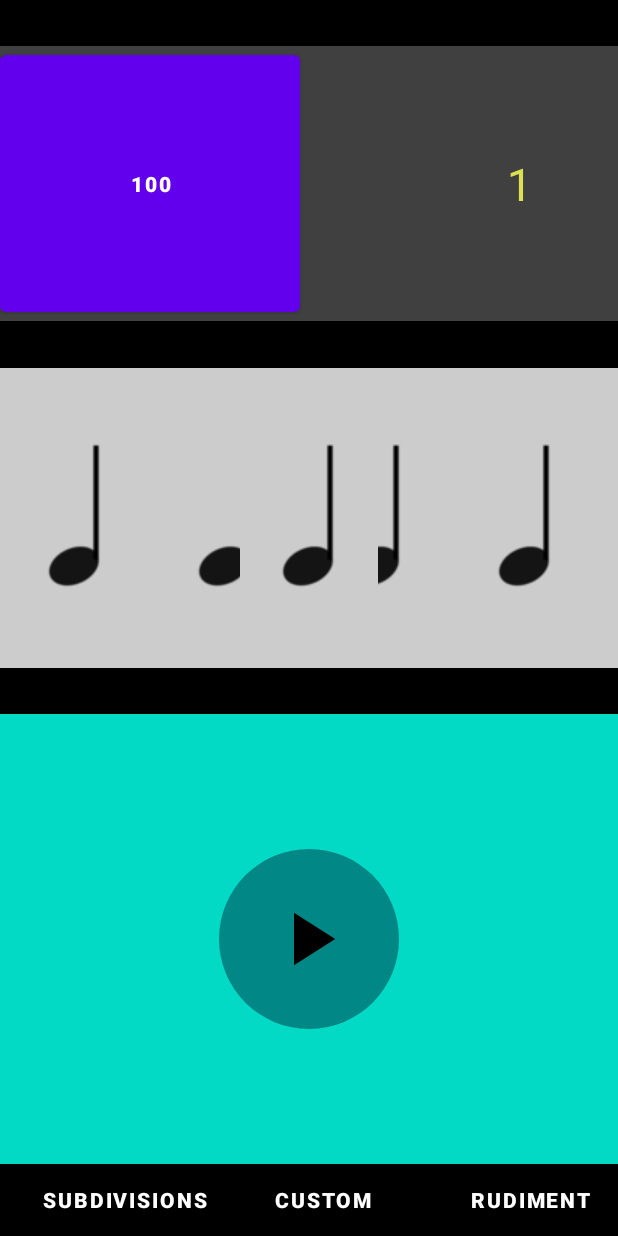
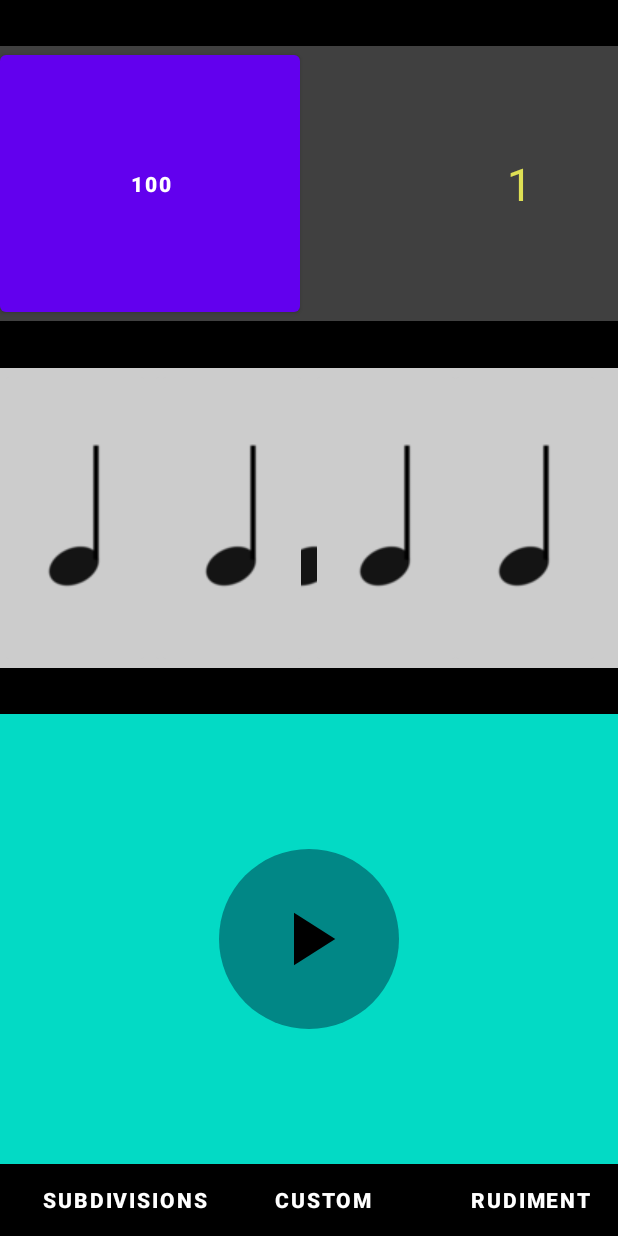
Before and after one commit to tcollins6049/CustoMet, an Android app: the layout activity_mainmet.xml on its own in the app's theme, with its tools: preview values and no code run, on a phone screen of 412 x 824 dp. Run offline under Robolectric (Android 15) with nearby library versions, the phone set to English and light mode, and no system bars.

Commit message:
Added 8th note images.

```diff
--- a/app/src/main/java/com/example/metronomni/MainActivity.java
+++ b/app/src/main/java/com/example/metronomni/MainActivity.java
@@ -205,24 +205,32 @@ public class MainActivity extends Activity {
         ImageButton fourth16thNoteButton = (ImageButton) findViewById(R.id.Fourth16thNote);
         ImageButton third16thNoteButton = (ImageButton) findViewById(R.id.Third16thNote);
         ImageButton onlyQuarterNoteButton = (ImageButton) findViewById(R.id.OnlyQuarterNote);
+        ImageButton first8thNoteButton = (ImageButton) findViewById(R.id.firstEighthNote);
+        ImageButton second8thNoteButton = (ImageButton) findViewById(R.id.secondEighthNote);
         if (quarterSubStatus) {
             first16thNoteButton.setVisibility(View.GONE);
             second16thNoteButton.setVisibility(View.GONE);
             third16thNoteButton.setVisibility(View.GONE);
             fourth16thNoteButton.setVisibility(View.GONE);
             onlyQuarterNoteButton.setVisibility(View.VISIBLE);
+            first8thNoteButton.setVisibility(View.GONE);
+            second8thNoteButton.setVisibility(View.GONE);
         } else if (eighthSubStatus) {
             first16thNoteButton.setVisibility(View.GONE);
             second16thNoteButton.setVisibility(View.GONE);
             third16thNoteButton.setVisibility(View.GONE);
             fourth16thNoteButton.setVisibility(View.GONE);
             onlyQuarterNoteButton.setVisibility(View.GONE);
+            first8thNoteButton.setVisibility(View.VISIBLE);
+            second8thNoteButton.setVisibility(View.VISIBLE);
         } else if (sixteenthSubStatus) {
             first16thNoteButton.setVisibility(View.VISIBLE);
             second16thNoteButton.setVisibility(View.VISIBLE);
             third16thNoteButton.setVisibility(View.VISIBLE);
             fourth16thNoteButton.setVisibility(View.VISIBLE);
             onlyQuarterNoteButton.setVisibility(View.GONE);
+            first8thNoteButton.setVisibility(View.GONE);
+            second8thNoteButton.setVisibility(View.GONE);
         }
 
     }
--- a/app/src/main/res/layout/activity_mainmet.xml
+++ b/app/src/main/res/layout/activity_mainmet.xml
@@ -7,6 +7,7 @@
     android:background="@color/black"
     tools:context=".MainActivity">
 
+    <!-- Contains buttons that access different views -->
     <androidx.constraintlayout.widget.ConstraintLayout
         android:id="@+id/tabSelector"
         android:layout_width="match_parent"
@@ -29,12 +30,12 @@
             android:textAlignment="center"
             android:textStyle="bold"
             app:layout_constraintBottom_toBottomOf="parent"
-            app:layout_constraintEnd_toStartOf="@+id/button"
+            app:layout_constraintEnd_toStartOf="@+id/toCustomButton"
             app:layout_constraintStart_toStartOf="parent"
             app:layout_constraintTop_toTopOf="parent" />
 
         <Button
-            android:id="@+id/button"
+            android:id="@+id/toCustomButton"
             android:layout_width="100dp"
             android:layout_height="wrap_content"
             android:layout_marginStart="10dp"
@@ -49,7 +50,7 @@
             app:layout_constraintTop_toTopOf="parent" />
 
         <Button
-            android:id="@+id/button2"
+            android:id="@+id/toRudimentButton"
             android:layout_width="115dp"
             android:layout_height="wrap_content"
             android:layout_marginStart="30dp"
@@ -61,7 +62,7 @@
             android:textStyle="bold"
             app:layout_constraintBottom_toBottomOf="parent"
             app:layout_constraintEnd_toEndOf="parent"
-            app:layout_constraintStart_toEndOf="@+id/button"
+            app:layout_constraintStart_toEndOf="@+id/toCustomButton"
             app:layout_constraintTop_toTopOf="parent"
             app:layout_constraintVertical_bias="0.0" />
 
@@ -107,7 +108,7 @@
         app:layout_constraintStart_toStartOf="parent"
         app:layout_constraintTop_toBottomOf="@+id/headerArea">
 
-         <ImageButton
+          <ImageButton
             android:id="@+id/First16thNote"
             android:layout_width="100dp"
             android:layout_height="match_parent"
@@ -163,6 +164,37 @@
             app:layout_constraintTop_toTopOf="parent">
 
         </ImageButton>
+        <ImageButton
+            android:id="@+id/firstEighthNote"
+            android:layout_width="100dp"
+            android:layout_height="match_parent"
+            android:layout_marginStart="1dp"
+            android:layout_marginEnd="105dp"
+            android:backgroundTint="@color/gray"
+            android:gravity="center"
+            android:src="@drawable/testing4"
+            app:layout_constraintBottom_toBottomOf="parent"
+            app:layout_constraintEnd_toEndOf="parent"
+            app:layout_constraintStart_toEndOf="@+id/secondEighthNote"
+            app:layout_constraintTop_toTopOf="parent">
+
+        </ImageButton>
+
+        <ImageButton
+            android:id="@+id/secondEighthNote"
+            android:layout_width="100dp"
+            android:layout_height="match_parent"
+            android:layout_marginStart="105dp"
+            android:layout_marginEnd="1dp"
+            android:backgroundTint="@color/gray"
+            android:gravity="center"
+            android:src="@drawable/testing4"
+            app:layout_constraintBottom_toBottomOf="parent"
+            app:layout_constraintEnd_toStartOf="@+id/firstEighthNote"
+            app:layout_constraintStart_toStartOf="parent"
+            app:layout_constraintTop_toTopOf="parent">
+
+        </ImageButton>
 
 
 
```
